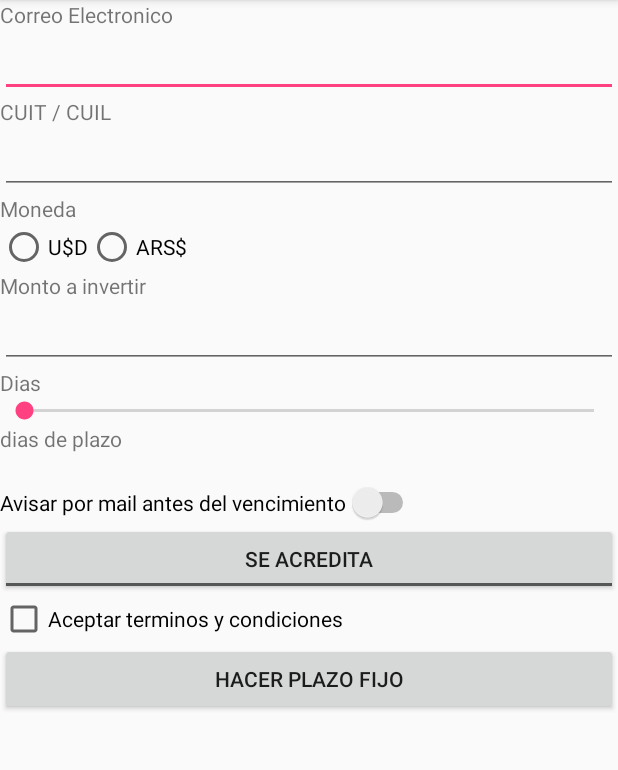
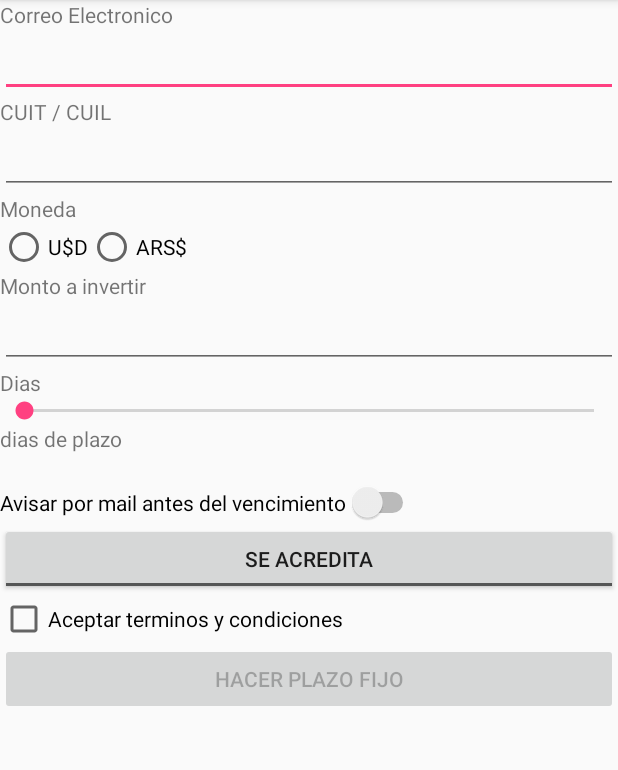
Before and after one commit to farca9/taller-moviles-2k18, an Android app: the screen it shows after launch (MainActivity), on a phone screen of 412 x 824 dp, the part 84-854 px from its top. Run offline under Robolectric (Android 15) with nearby library versions, the phone set to English and light mode, and no system bars.

Commit message:
Hasta el 5. hecho

```diff
--- a/28-08-2018/app/src/main/java/com/example/facundo/app01/MainActivity.java
+++ b/28-08-2018/app/src/main/java/com/example/facundo/app01/MainActivity.java
@@ -3,13 +3,76 @@ package com.example.facundo.app01;
 import android.support.v7.app.AppCompatActivity;
 import android.os.Bundle;
 import android.widget.Button;
+import android.widget.CheckBox;
+import android.widget.EditText;
+import android.widget.RadioButton;
+import android.widget.RadioGroup;
+import android.widget.SeekBar;
+import android.widget.Switch;
+import android.widget.TextView;
+import android.widget.ToggleButton;
+
+import modelo.Cliente;
+import modelo.PlazoFijo;
 
 public class MainActivity extends AppCompatActivity {
 
-    private Button operacion;
+    private PlazoFijo plazoFijo;
+    private Cliente cliente;
+
+    private EditText edtMail;
+    private EditText edtCuit;
+    private RadioGroup optMoneda;
+    private RadioButton optDolar;
+    private RadioButton optPesos;
+    private EditText edtMonto;
+    private SeekBar seekDias;
+    private TextView tvDias;
+    private Switch swAvisarVencimiento;
+    private ToggleButton togAccion;
+    private CheckBox chkAceptoTerminos;
+    private Button btnHacerPF;
+
+
+
     @Override
     protected void onCreate(Bundle savedInstanceState) {
         super.onCreate(savedInstanceState);
         setContentView(R.layout.activity_main);
+        plazoFijo=new PlazoFijo(getResources().getStringArray(R.array.tasas));
+        cliente = new Cliente();
+
+        edtMail=findViewById(R.id.edtMail);
+        edtCuit=findViewById(R.id.edtCuit);
+        optMoneda=findViewById(R.id.optMoneda);
+        optDolar=findViewById(R.id.optDolar);
+        optPesos=findViewById(R.id.optPesos);
+        edtMonto=findViewById(R.id.edtMonto);
+        seekDias=findViewById(R.id.seekDias);
+        tvDias=findViewById(R.id.tvDias);
+        swAvisarVencimiento=findViewById(R.id.swAvisarVencimiento);
+        togAccion=findViewById(R.id.togAccion);
+        chkAceptoTerminos=findViewById(R.id.chkAceptoTerminos);
+        btnHacerPF=findViewById(R.id.btnHacerPF);
+
+        btnHacerPF.setEnabled(false);
+
+        seekDias.setOnSeekBarChangeListener(new SeekBar.OnSeekBarChangeListener() {
+            @Override
+            public void onProgressChanged(SeekBar seekBar, int progress, boolean fromUser) {
+                //TBD
+            }
+
+            @Override
+            public void onStartTrackingTouch(SeekBar seekBar) {
+
+            }
+
+            @Override
+            public void onStopTrackingTouch(SeekBar seekBar) {
+
+            }
+        });
+
     }
 }
--- a/28-08-2018/app/src/main/java/modelo/PlazoFijo.java
+++ b/28-08-2018/app/src/main/java/modelo/PlazoFijo.java
@@ -105,7 +105,6 @@ public class PlazoFijo {
     }
 
     public Double intereses(){
-        double aux = Math.pow((1+(this.calcularTasa()/100)),dias/360);
-        return monto * (aux - 1);
+        return monto*(Math.pow((1+(this.calcularTasa()/100)),dias/360) - 1);
     }
 }
--- a/28-08-2018/app/src/main/res/layout/activity_main.xml
+++ b/28-08-2018/app/src/main/res/layout/activity_main.xml
@@ -51,12 +51,12 @@
                 android:id="@+id/optDolar"
                 android:layout_width="wrap_content"
                 android:layout_height="wrap_content"
-                android:text="U$D"/>
+                android:text="@string/USD"/>
             <RadioButton
                 android:id="@+id/optPesos"
                 android:layout_width="wrap_content"
                 android:layout_height="wrap_content"
-                android:text="ARS$"/>
+                android:text="@string/ARS"/>
         </RadioGroup>
 
         <TextView
@@ -78,10 +78,11 @@
             android:text="@string/days"/>
 
         <SeekBar
-            android:id="@+id/seeDias"
+            android:id="@+id/seekDias"
             android:layout_width="match_parent"
             android:layout_height="wrap_content"
-            android:max="180"/>
+            android:max="180"
+            android:min="10"/>
 
         <TextView
             android:id="@+id/tvDiasSeleccionados"
--- a/28-08-2018/app/src/main/res/values/strings.xml
+++ b/28-08-2018/app/src/main/res/values/strings.xml
@@ -11,4 +11,6 @@
     <string name="AccionVencimientoRenovar">SE RENUEVA</string>
     <string name="AccionVencimientoAcreditar">SE ACREDITA</string>
     <string name="plazoFijo">HACER PLAZO FIJO</string>
+    <string name="USD">U$D</string>
+    <string name="ARS">ARS$</string>
 </resources>
```
